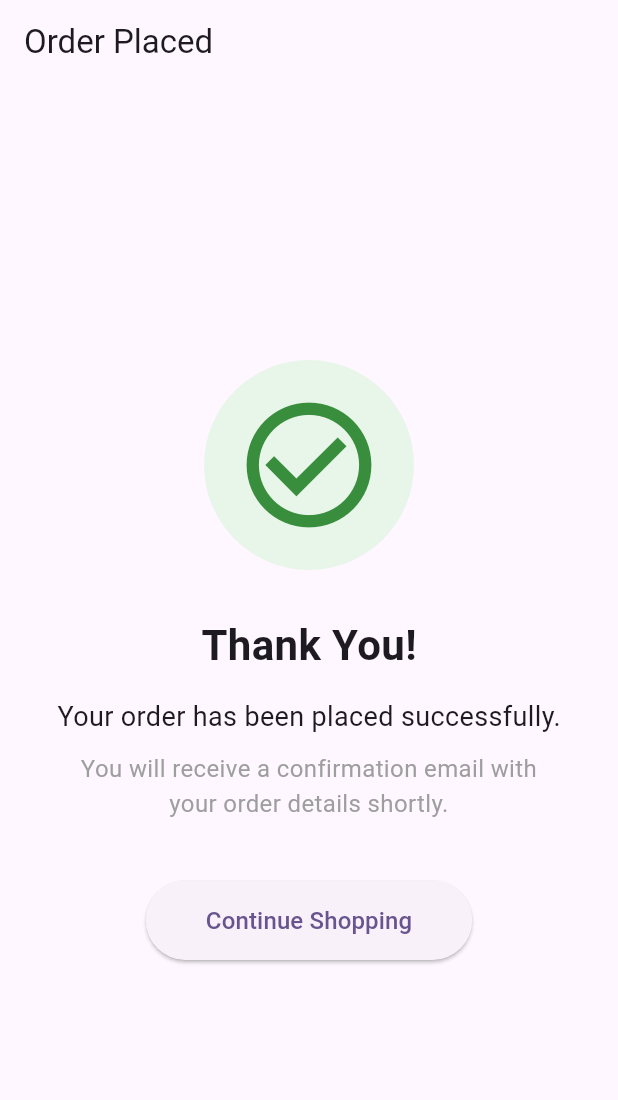
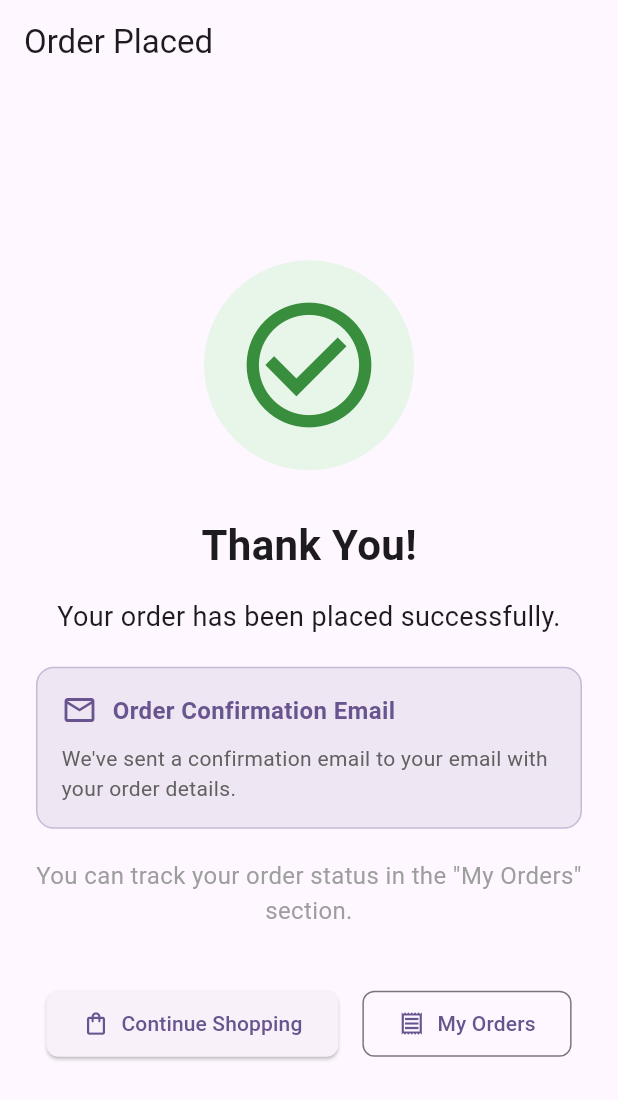
Before and after one commit to nguyenhuyttns/FrontEnd, a Flutter app: the OrderSuccessScreen screen opened directly, on a phone screen of 412 x 824 dp. Shown: the top 1100 px of the screen. Run offline on Flutter 3.47's test engine with Material 3 defaults, Android fonts, the phone set to English and light mode, and no system bars; our stand-ins replace cached_network_image, shared_preferences; accounts and stored records are empty; network calls fail.

Commit message:
send order detail to your mail

```diff
--- a/frontend/lib/views/orders/checkout_screen.dart
+++ b/frontend/lib/views/orders/checkout_screen.dart
@@ -1,5 +1,6 @@
 // lib/views/orders/checkout_screen.dart
 import 'package:flutter/material.dart';
+import 'package:frontend/views/orders/order_success_screen.dart';
 import 'package:provider/provider.dart';
 import 'package:frontend/provider/cart_provider.dart';
 import 'package:frontend/view_models/auth_view_model.dart';
@@ -89,24 +90,17 @@ class _CheckoutScreenState extends State<CheckoutScreen> {
         throw Exception("User not logged in");
       }
 
-      // Get user ID - Make sure to store user ID in your AuthViewModel
+      // Get user ID
       final userId = authViewModel.userId;
 
       if (userId == null || userId.isEmpty) {
         throw Exception("User ID not available");
       }
 
-      // Debug
-      print('User ID: $userId');
-      print('Auth Token: ${authViewModel.token}');
-
       // Prepare order items
       final orderItems =
           cartProvider.items.entries.map((entry) {
-            return {
-              "quantity": entry.value.quantity,
-              "product": entry.key, // Assuming entry.key is the product ID
-            };
+            return {"quantity": entry.value.quantity, "product": entry.key};
           }).toList();
 
       // Prepare order data
@@ -118,7 +112,7 @@ class _CheckoutScreenState extends State<CheckoutScreen> {
         "zip": _zipController.text,
         "country": _countryController.text,
         "phone": _phoneController.text,
-        "user": userId, // Using ID instead of email
+        "user": userId,
       };
 
       // Place order using the order service
@@ -133,14 +127,10 @@ class _CheckoutScreenState extends State<CheckoutScreen> {
 
         if (!mounted) return;
 
-        ScaffoldMessenger.of(context).showSnackBar(
-          const SnackBar(
-            content: Text('Order placed successfully!'),
-            backgroundColor: Colors.green,
-          ),
+        // Navigate to order success screen
+        Navigator.of(context).pushReplacement(
+          MaterialPageRoute(builder: (context) => const OrderSuccessScreen()),
         );
-
-        Navigator.of(context).popUntil((route) => route.isFirst);
       } else {
         // Handle error
         throw Exception(result['message'] ?? 'Failed to place order');
--- a/frontend/lib/views/orders/order_success_screen.dart
+++ b/frontend/lib/views/orders/order_success_screen.dart
@@ -1,16 +1,26 @@
+// lib/views/orders/order_success_screen.dart
 import 'package:flutter/material.dart';
+import 'package:provider/provider.dart';
+import 'package:frontend/view_models/auth_view_model.dart';
 
 class OrderSuccessScreen extends StatelessWidget {
   const OrderSuccessScreen({super.key});
 
   @override
   Widget build(BuildContext context) {
+    final theme = Theme.of(context);
+    final authViewModel = Provider.of<AuthViewModel>(context, listen: false);
+    final userEmail = authViewModel.userEmail ?? 'your email';
+
     return Scaffold(
       appBar: AppBar(
         title: const Text('Order Placed'),
         automaticallyImplyLeading: false,
+        elevation: 0,
       ),
       body: Center(
+        child: SingleChildScrollView(
+          padding: const EdgeInsets.all(24.0),
           child: Column(
             mainAxisAlignment: MainAxisAlignment.center,
             children: [
@@ -35,35 +45,98 @@ class OrderSuccessScreen extends StatelessWidget {
               const Text(
                 'Your order has been placed successfully.',
                 style: TextStyle(fontSize: 18),
+                textAlign: TextAlign.center,
+              ),
+              const SizedBox(height: 20),
+              Container(
+                padding: const EdgeInsets.all(16),
+                decoration: BoxDecoration(
+                  color: theme.primaryColor.withOpacity(0.1),
+                  borderRadius: BorderRadius.circular(12),
+                  border: Border.all(
+                    color: theme.primaryColor.withOpacity(0.3),
+                  ),
+                ),
+                child: Column(
+                  children: [
+                    Row(
+                      children: [
+                        Icon(Icons.email_outlined, color: theme.primaryColor),
+                        const SizedBox(width: 10),
+                        Expanded(
+                          child: Text(
+                            'Order Confirmation Email',
+                            style: TextStyle(
+                              fontSize: 16,
+                              fontWeight: FontWeight.bold,
+                              color: theme.primaryColor,
+                            ),
+                          ),
+                        ),
+                      ],
                     ),
                     const SizedBox(height: 10),
-            const Padding(
-              padding: EdgeInsets.symmetric(horizontal: 40),
-              child: Text(
-                'You will receive a confirmation email with your order details shortly.',
+                    Text(
+                      'We\'ve sent a confirmation email to $userEmail with your order details.',
+                      style: TextStyle(fontSize: 14, color: Colors.grey[700]),
+                    ),
+                  ],
+                ),
+              ),
+              const SizedBox(height: 20),
+              const Text(
+                'You can track your order status in the "My Orders" section.',
                 textAlign: TextAlign.center,
                 style: TextStyle(fontSize: 16, color: Colors.grey),
               ),
-            ),
               const SizedBox(height: 40),
-            ElevatedButton(
+              Row(
+                mainAxisAlignment: MainAxisAlignment.center,
+                children: [
+                  ElevatedButton.icon(
                     onPressed: () {
                       Navigator.of(
                         context,
                       ).pushNamedAndRemoveUntil('/home', (route) => false);
                     },
+                    icon: const Icon(Icons.shopping_bag_outlined),
+                    label: const Text('Continue Shopping'),
                     style: ElevatedButton.styleFrom(
                       padding: const EdgeInsets.symmetric(
-                  horizontal: 40,
-                  vertical: 15,
+                        horizontal: 24,
+                        vertical: 12,
+                      ),
+                      shape: RoundedRectangleBorder(
+                        borderRadius: BorderRadius.circular(8),
                       ),
                     ),
-              child: const Text(
-                'Continue Shopping',
-                style: TextStyle(fontSize: 16),
+                  ),
+                  const SizedBox(width: 16),
+                  OutlinedButton.icon(
+                    onPressed: () {
+                      // Navigate to My Orders screen
+                      Navigator.of(
+                        context,
+                      ).pushNamedAndRemoveUntil('/', (route) => false);
+                      // Select the Wallet/Orders tab
+                      // You might need to add a way to select the specific tab
+                    },
+                    icon: const Icon(Icons.receipt_outlined),
+                    label: const Text('My Orders'),
+                    style: OutlinedButton.styleFrom(
+                      padding: const EdgeInsets.symmetric(
+                        horizontal: 24,
+                        vertical: 12,
+                      ),
+                      shape: RoundedRectangleBorder(
+                        borderRadius: BorderRadius.circular(8),
+                      ),
                     ),
                   ),
                 ],
+              ),
+            ],
+          ),
         ),
       ),
     );
```
Lines whose indentation alone changed are shown as unchanged.
